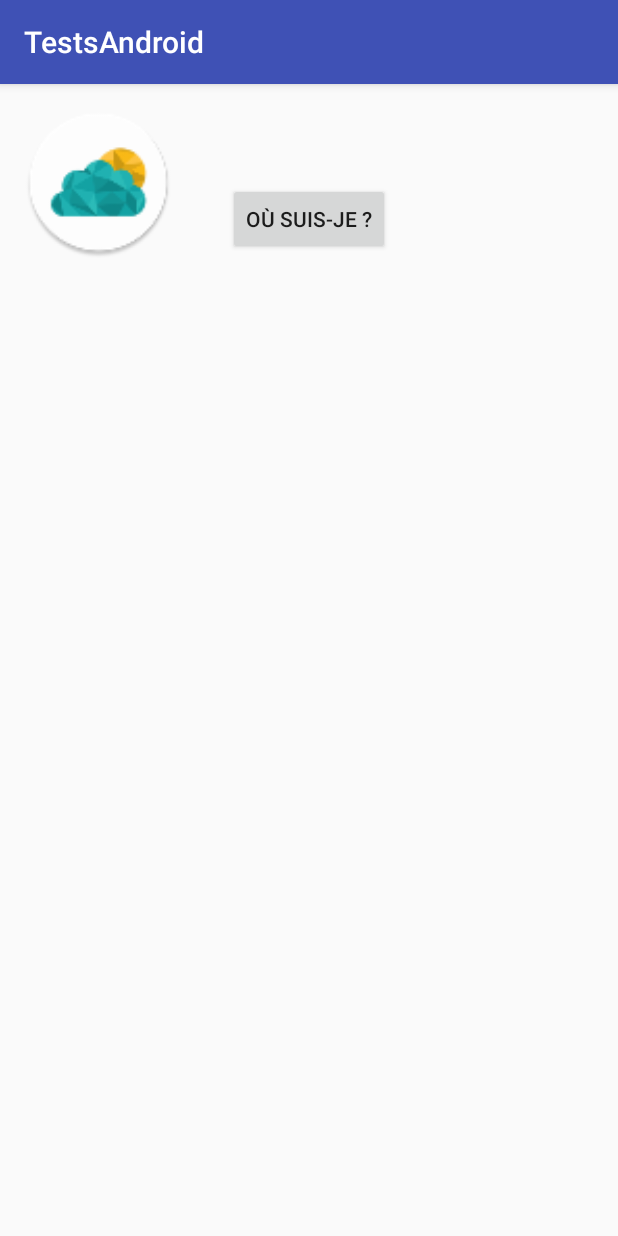
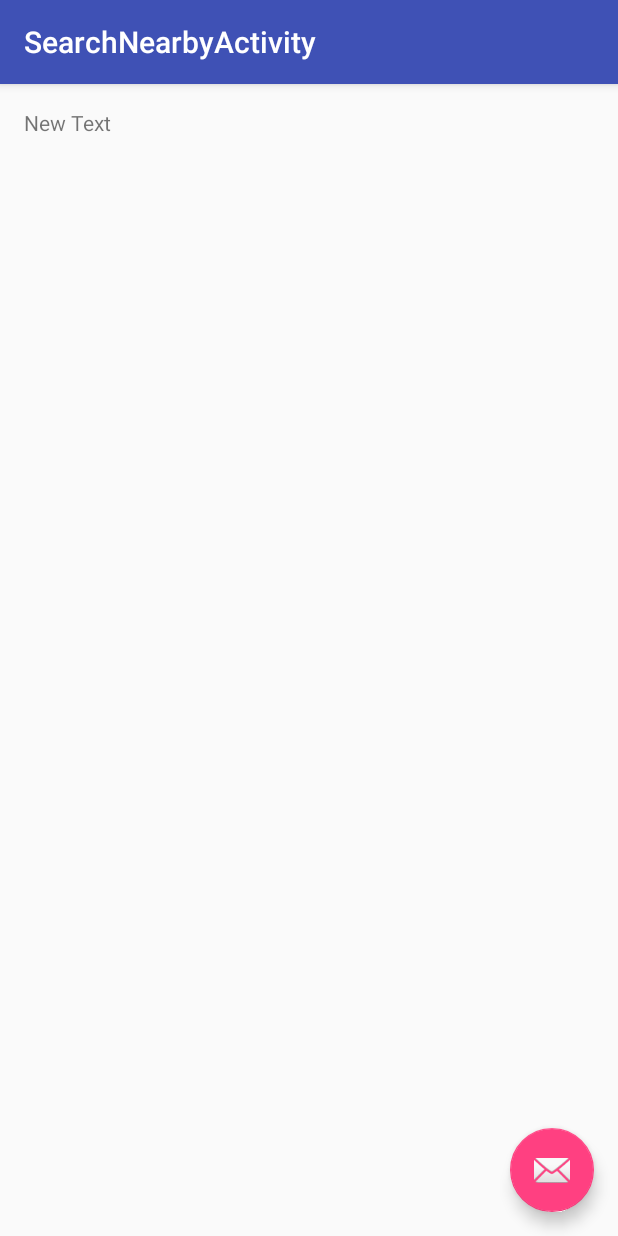
Before and after one commit to BettyFava/TestsAndroid, an Android app: the screen it shows after launch (GoogleAPI before the commit, SearchNearbyActivity after it), on a phone screen of 412 x 824 dp. Run offline under Robolectric (Android 15) with nearby library versions, the phone set to English and light mode, and no system bars.

Commit message:
[API gisgraphy] Début des modifications

```diff
--- /dev/null
+++ b/TestsAndroid/app/src/main/java/com/example/betty/testsandroid/SearchNearbyActivity.java
@@ -0,0 +1,146 @@
+package com.example.betty.testsandroid;
+
+import android.Manifest;
+import android.content.Context;
+import android.content.pm.PackageManager;
+import android.location.Location;
+import android.location.LocationListener;
+import android.location.LocationManager;
+import android.location.LocationProvider;
+import android.os.Bundle;
+import android.support.design.widget.FloatingActionButton;
+import android.support.design.widget.Snackbar;
+import android.support.v4.app.ActivityCompat;
+import android.support.v7.app.AppCompatActivity;
+import android.support.v7.widget.Toolbar;
+import android.view.View;
+import android.widget.Toast;
+
+import org.json.JSONObject;
+
+import java.io.UnsupportedEncodingException;
+import java.net.URLEncoder;
+
+public class SearchNearbyActivity extends AppCompatActivity implements LocationListener {
+
+    private LocationManager lm;
+
+    private double latitude;
+    private double longitude;
+    private double altitude;
+    private float accuracy;
+
+    @Override
+    protected void onCreate(Bundle savedInstanceState) {
+        super.onCreate(savedInstanceState);
+        setContentView(R.layout.activity_search_nearby);
+        Toolbar toolbar = (Toolbar) findViewById(R.id.toolbar);
+        setSupportActionBar(toolbar);
+
+        FloatingActionButton fab = (FloatingActionButton) findViewById(R.id.fab);
+        fab.setOnClickListener(new View.OnClickListener() {
+            @Override
+            public void onClick(View view) {
+
+            }
+        });
+    }
+
+    @Override
+    protected void onResume() {
+        super.onResume();
+        lm = (LocationManager) this.getSystemService(LOCATION_SERVICE);
+        if (lm.isProviderEnabled(LocationManager.GPS_PROVIDER))
+        if (ActivityCompat.checkSelfPermission(this, Manifest.permission.ACCESS_FINE_LOCATION) != PackageManager.PERMISSION_GRANTED && ActivityCompat.checkSelfPermission(this, Manifest.permission.ACCESS_COARSE_LOCATION) != PackageManager.PERMISSION_GRANTED) {
+            lm.requestLocationUpdates(LocationManager.GPS_PROVIDER, 10000, 0, this);
+            callAPI(lm);
+        }
+        lm.requestLocationUpdates(LocationManager.NETWORK_PROVIDER, 10000, 0, this);
+    }
+
+    @Override
+    protected void onPause() throws SecurityException {
+        super.onPause();
+        lm.removeUpdates(this);
+    }
+
+
+    @Override
+    public void onLocationChanged(Location location) {
+        latitude = location.getLatitude();
+        longitude = location.getLongitude();
+        altitude = location.getAltitude();
+        accuracy = location.getAccuracy();
+
+        String msg = String.format(
+                getResources().getString(R.string.new_location), latitude,
+                longitude, altitude, accuracy);
+        Toast.makeText(this, msg, Toast.LENGTH_LONG).show();
+    }
+
+    @Override
+    public void onProviderDisabled(String provider) {
+        String msg = String.format(
+                getResources().getString(R.string.provider_disabled), provider);
+        Toast.makeText(this, msg, Toast.LENGTH_SHORT).show();
+    }
+
+    @Override
+    public void onProviderEnabled(String provider) {
+        String msg = String.format(
+                getResources().getString(R.string.provider_enabled), provider);
+        Toast.makeText(this, msg, Toast.LENGTH_SHORT).show();
+    }
+
+    @Override
+    public void onStatusChanged(String provider, int status, Bundle extras) {
+        String newStatus = "";
+        switch (status) {
+            case LocationProvider.OUT_OF_SERVICE:
+                newStatus = "OUT_OF_SERVICE";
+                break;
+            case LocationProvider.TEMPORARILY_UNAVAILABLE:
+                newStatus = "TEMPORARILY_UNAVAILABLE";
+                break;
+            case LocationProvider.AVAILABLE:
+                newStatus = "AVAILABLE";
+                break;
+        }
+        String msg = String.format(getResources().getString(R.string.provider_disabled), provider);
+        Toast.makeText(this, msg, Toast.LENGTH_SHORT).show();
+    }
+
+
+
+    private void callAPI (LocationManager lm) throws SecurityException {
+        Double lat = lm.getLastKnownLocation(LocationManager.GPS_PROVIDER).getLatitude();
+        Double longitude = lm.getLastKnownLocation(LocationManager.GPS_PROVIDER).getLongitude();
+        String url = "http://services.gisgraphy.com/geoloc/search?lat=" + lat+ "&lng=" + longitude + "&radius=7000&placetype=city&format=JSON&distance=true";
+        String urlString = "";
+        try {
+            urlString = URLEncoder.encode(url, "UTF-8");
+        } catch (UnsupportedEncodingException e) {
+
+            // if this fails for some reason, let the user know why
+            Toast.makeText(this, "Error: " + e.getMessage(), Toast.LENGTH_LONG).show();
+        }
+
+        // Create a client to perform networking
+        AsyncHttpClient client = new AsyncHttpClient();
+
+        // Have the client get a JSONArray of data
+        // and define how to respond
+        client.get(QUERY_URL + urlString,
+                new JsonHttpResponseHandler() {
+
+                    @Override
+                    public void onSuccess(JSONObject jsonObject) {}
+
+                    @Override
+                    public void onFailure(int statusCode, Throwable throwable, JSONObject error) {}
+                });
+    }
+    }
+
+
+    }
--- /dev/null
+++ b/TestsAndroid/app/src/main/res/layout/activity_search_nearby.xml
@@ -0,0 +1,34 @@
+<?xml version="1.0" encoding="utf-8"?>
+<android.support.design.widget.CoordinatorLayout xmlns:android="http://schemas.android.com/apk/res/android"
+    xmlns:app="http://schemas.android.com/apk/res-auto"
+    xmlns:tools="http://schemas.android.com/tools"
+    android:layout_width="match_parent"
+    android:layout_height="match_parent"
+    android:fitsSystemWindows="true"
+    tools:context="com.example.betty.testsandroid.SearchNearbyActivity">
+
+    <android.support.design.widget.AppBarLayout
+        android:layout_width="match_parent"
+        android:layout_height="wrap_content"
+        android:theme="@style/AppTheme.AppBarOverlay">
+
+        <android.support.v7.widget.Toolbar
+            android:id="@+id/toolbar"
+            android:layout_width="match_parent"
+            android:layout_height="?attr/actionBarSize"
+            android:background="?attr/colorPrimary"
+            app:popupTheme="@style/AppTheme.PopupOverlay" />
+
+    </android.support.design.widget.AppBarLayout>
+
+    <include layout="@layout/content_search_nearby" />
+
+    <android.support.design.widget.FloatingActionButton
+        android:id="@+id/fab"
+        android:layout_width="wrap_content"
+        android:layout_height="wrap_content"
+        android:layout_gravity="bottom|end"
+        android:layout_margin="@dimen/fab_margin"
+        android:src="@android:drawable/ic_dialog_email" />
+
+</android.support.design.widget.CoordinatorLayout>
--- /dev/null
+++ b/TestsAndroid/app/src/main/res/layout/content_search_nearby.xml
@@ -0,0 +1,24 @@
+<?xml version="1.0" encoding="utf-8"?>
+<RelativeLayout xmlns:android="http://schemas.android.com/apk/res/android"
+    xmlns:app="http://schemas.android.com/apk/res-auto"
+    xmlns:tools="http://schemas.android.com/tools"
+    android:layout_width="match_parent"
+    android:layout_height="match_parent"
+    android:paddingBottom="@dimen/activity_vertical_margin"
+    android:paddingLeft="@dimen/activity_horizontal_margin"
+    android:paddingRight="@dimen/activity_horizontal_margin"
+    android:paddingTop="@dimen/activity_vertical_margin"
+    app:layout_behavior="@string/appbar_scrolling_view_behavior"
+    tools:context="com.example.betty.testsandroid.SearchNearbyActivity"
+    tools:showIn="@layout/activity_search_nearby">
+
+    <TextView
+        android:layout_width="wrap_content"
+        android:layout_height="wrap_content"
+        android:text="New Text"
+        android:id="@+id/vue"
+        android:layout_alignParentRight="true"
+        android:layout_alignParentEnd="false"
+        android:layout_alignParentLeft="true"
+        android:layout_alignParentStart="false" />
+</RelativeLayout>
--- a/TestsAndroid/app/src/main/res/values/strings.xml
+++ b/TestsAndroid/app/src/main/res/values/strings.xml
@@ -2,4 +2,9 @@
     <string name="app_name">TestsAndroid</string>
     <string name="action_settings">Settings</string>
     <string name="title_activity_main">MainActivity</string>
+    <string name="title_activity_search_nearby">SearchNearbyActivity</string>
+    <string name="provider_disabled">The provider %s is now disabled</string>
+    <string name="provider_enabled">The provider %s is now enabled</string>
+    <string name="provider_new_status">The provider %1$s has now a new status %2$s</string>
+    <string name="new_location">New Location : Latitude = %1$s, Longitude = %2$s, Altitude = %3$s avec une précision de %4$s mètres </string>
 </resources>
```
Also changed, not shown: TestsAndroid/app/src/main/AndroidManifest.xml (+7 -8 lines).
